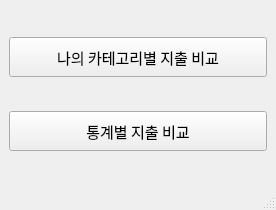
Qt form comparisonST.ui (Firstcom1/dku_accounts_project) before a commit.
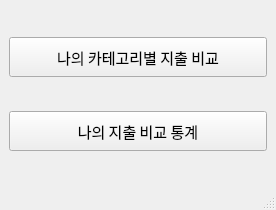
The same form after that commit.

Commit message: 버튼명 변경

What changed in the file:
```diff
--- a/comparisonST.ui
+++ b/comparisonST.ui
@@ -49,7 +49,7 @@
        </font>
       </property>
       <property name="text">
-       <string>통계별 지출 비교</string>
+       <string>나의 지출 비교 통계</string>
       </property>
      </widget>
     </item>
```
